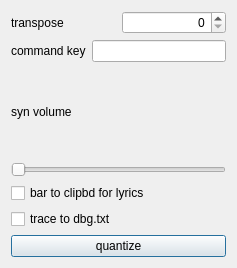
Stephen-Hazel/PianoCheetah, file pianocheetah/rc/dlgcfg.ui: the form before one commit.
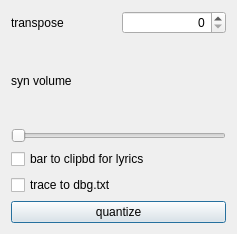
The form after the commit.

Diff of the .ui file:
```diff
--- a/pianocheetah/rc/dlgcfg.ui
+++ b/pianocheetah/rc/dlgcfg.ui
@@ -7,7 +7,7 @@
     <x>0</x>
     <y>0</y>
     <width>237</width>
-    <height>268</height>
+    <height>234</height>
    </rect>
   </property>
   <property name="windowTitle">
@@ -26,25 +26,7 @@
      <item>
       <widget class="QSpinBox" name="tran">
        <property name="alignment">
-        <set>Qt::AlignRight|Qt::AlignTrailing|Qt::AlignVCenter</set>
-       </property>
-      </widget>
-     </item>
-    </layout>
-   </item>
-   <item>
-    <layout class="QHBoxLayout" name="h2">
-     <item>
-      <widget class="QLabel" name="lCmdKey">
-       <property name="text">
-        <string>command key</string>
-       </property>
-      </widget>
-     </item>
-     <item>
-      <widget class="QLineEdit" name="cmdKey">
-       <property name="alignment">
-        <set>Qt::AlignRight|Qt::AlignTrailing|Qt::AlignVCenter</set>
+        <set>Qt::AlignmentFlag::AlignRight|Qt::AlignmentFlag::AlignTrailing|Qt::AlignmentFlag::AlignVCenter</set>
        </property>
       </widget>
      </item>
```
Left out of the diff: 2 changed lines with no effect on the pictures.
